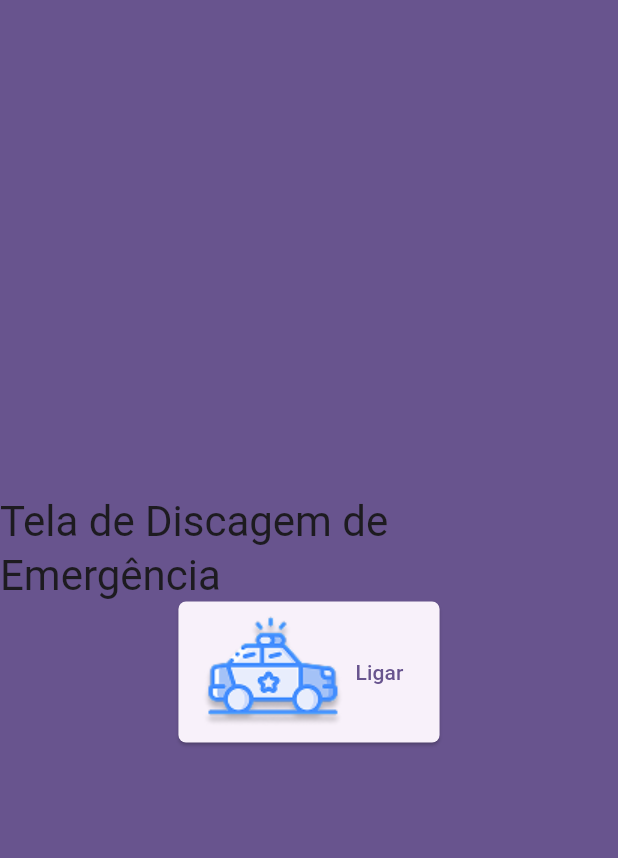
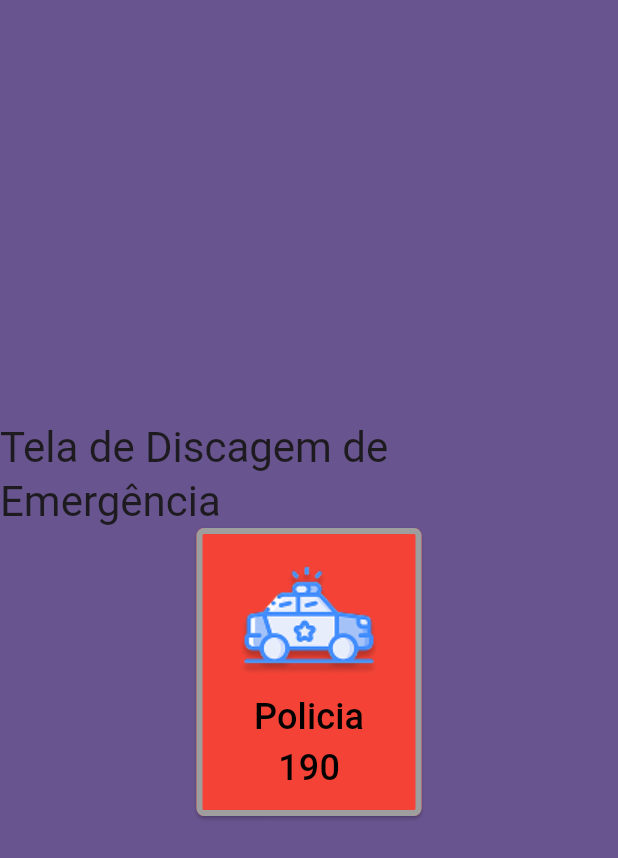
Before and after one commit to CC-SI/disque_emergencia_app, a Flutter app: the screen it shows after launch, after a tap on the "navigate next" icon, on a phone screen of 412 x 824 dp. Shown: the top 858 px of the screen. Run offline on Flutter 3.47's test engine with Material 3 defaults, Android fonts, the phone set to English and light mode, and no system bars.

Commit message:
update: Terminado o layout do botão de chamada.

```diff
--- a/lib/ui/components/call_button.dart
+++ b/lib/ui/components/call_button.dart
@@ -8,16 +8,45 @@ class CallButton extends StatelessWidget
 	@override
 	Widget build(BuildContext context)
 	{
-		Text label = Text('Ligar');
+		// Texto
+		Text name = Text('Policia',
+			style: TextStyle(
+				fontSize: 24.0, // Sets the font size to 24 logical pixels
+				),
+		);
+		Text number = Text('190',
+			style: TextStyle(
+				fontSize: 24.0, // Sets the font size to 24 logical pixels
+			),
+		);
 
+		// Ícone
 		Image image = Image(image: AssetImage('lib/assets/images/icones/policia.png'));
+
+		// Layout
+		Column column = Column(
+			mainAxisAlignment: MainAxisAlignment.center,
+			children: <Widget>[
+				image,
+				name,
+				number,
+			],
+		);
 		ButtonStyle style = ElevatedButton.styleFrom(
 			shape: RoundedRectangleBorder(
 				borderRadius: BorderRadius.circular(5),
-			)
+			),
+			padding: EdgeInsets.all(15),
+			backgroundColor: Colors.red,
+			foregroundColor: Colors.black,
+			minimumSize: Size(150, 150),
+			side: BorderSide(
+			width: 4.0,
+			color: Colors.grey,
+			),
 		);
 
-		return ElevatedButton.icon (onPressed: makeCall, style: style, icon: image, label: label);
+		return ElevatedButton (onPressed: makeCall, style: style, child: column);
 	}
 
 	Future<void> makeCall() async
```
